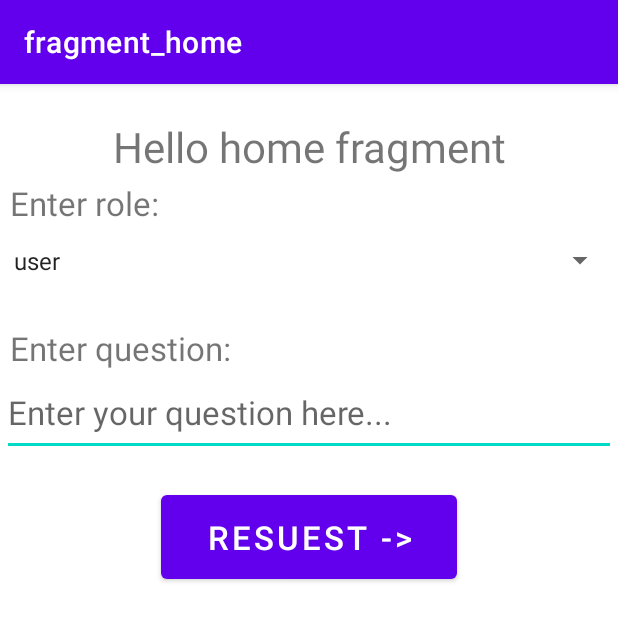
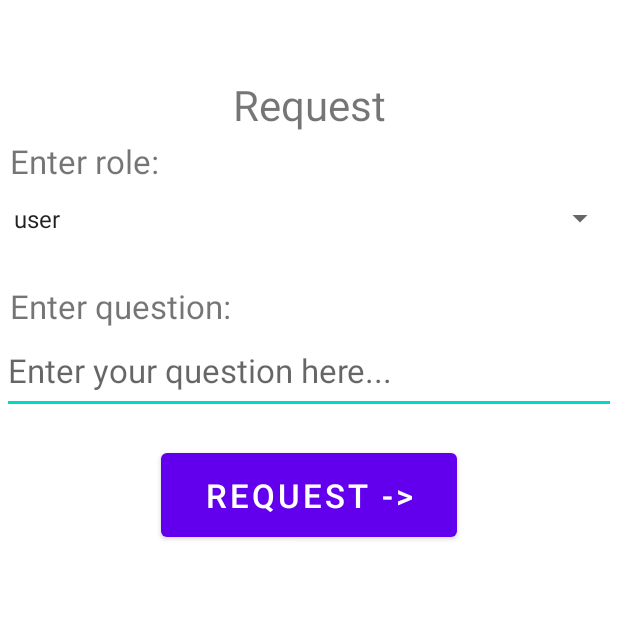
Before and after one commit to OleksandrTolmachov/KotlinUniversityTasks, an Android app: the screen it shows after launch (MainActivity), on a phone screen of 412 x 824 dp. Shown: the top 621 px of the screen. Run offline under Robolectric (Android 15) with nearby library versions, the phone set to English and light mode, and no system bars; our stand-ins replace navigation-ui.

```diff
--- a/Finalproject/app/src/main/java/com/example/finalproject/views/HomeFragment.kt
+++ b/Finalproject/app/src/main/java/com/example/finalproject/views/HomeFragment.kt
@@ -22,6 +22,7 @@ class HomeFragment : Fragment() {
     ): View? {
         val view = inflater.inflate(R.layout.fragment_home, container, false)
         val button = view?.findViewById<Button>(R.id.request)
+
         setSpinnerChoices(view.findViewById(R.id.spinner))
 
         button?.setOnClickListener {
--- a/Finalproject/app/src/main/java/com/example/finalproject/views/MainActivity.kt
+++ b/Finalproject/app/src/main/java/com/example/finalproject/views/MainActivity.kt
@@ -1,7 +1,7 @@
 package com.example.finalproject.views
 
+import android.os.Bundle
 import androidx.appcompat.app.AppCompatActivity
-import android.os.Bundle
 import androidx.navigation.NavController
 import androidx.navigation.fragment.NavHostFragment
 import androidx.navigation.ui.setupActionBarWithNavController
@@ -13,7 +13,7 @@ class MainActivity : AppCompatActivity() {
     override fun onCreate(savedInstanceState: Bundle?) {
         super.onCreate(savedInstanceState)
         setContentView(R.layout.activity_main)
-
+        supportActionBar!!.hide()
         val navHostFragment = supportFragmentManager
             .findFragmentById(R.id.fragmentHost) as NavHostFragment
 
--- a/Finalproject/app/src/main/res/layout/fragment_home.xml
+++ b/Finalproject/app/src/main/res/layout/fragment_home.xml
@@ -1,6 +1,5 @@
 <?xml version="1.0" encoding="utf-8"?>
 <androidx.constraintlayout.widget.ConstraintLayout xmlns:android="http://schemas.android.com/apk/res/android"
-    xmlns:app="http://schemas.android.com/apk/res-auto"
     xmlns:tools="http://schemas.android.com/tools"
     android:layout_width="match_parent"
     android:layout_height="match_parent"
@@ -17,10 +16,10 @@
             android:layout_width="match_parent"
             android:layout_height="45dp"
             android:gravity="center"
-            android:text="@string/hello_blank_fragment"
             android:textSize="28sp"
+            android:text="@string/request_title"
             tools:ignore="TextSizeCheck"
-            tools:text="Response" />
+            tools:text="@string/request" />
 
         <TextView
             android:id="@+id/roleLabel"
--- a/Finalproject/app/src/main/res/values/strings.xml
+++ b/Finalproject/app/src/main/res/values/strings.xml
@@ -1,12 +1,13 @@
 <resources>
     <string name="app_name">Final project</string>
     <!-- TODO: Remove or change this placeholder text -->
-    <string name="hello_blank_fragment">Hello home fragment</string>
+
     <string name="enter_role">Enter role:</string>
     <string name="enter_your_role_here">Enter your role here...</string>
     <string name="enter_question">Enter question:</string>
     <string name="enter_your_question_here">Enter your question here...</string>
-    <string name="request"><![CDATA[Resuest ->]]></string>
+    <string name="request"><![CDATA[Request ->]]></string>
+    <string name="request_title">Request</string>
     <string-array name="roles">
         <item>user</item>
         <item>assistant</item>
```
Also changed, not shown: 1 other file.
